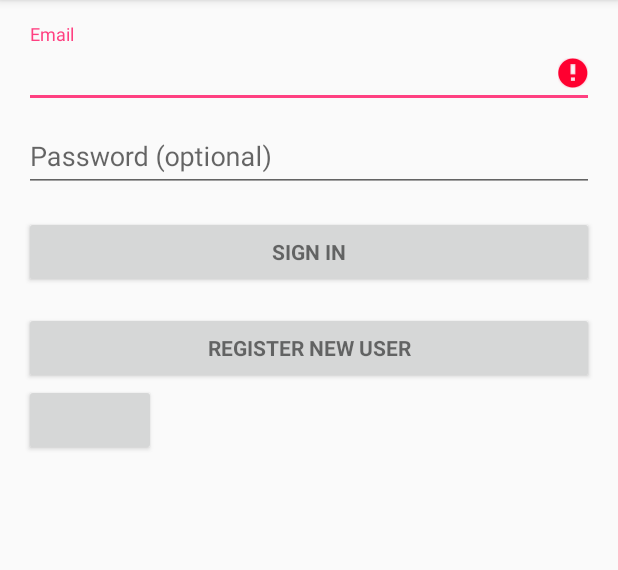
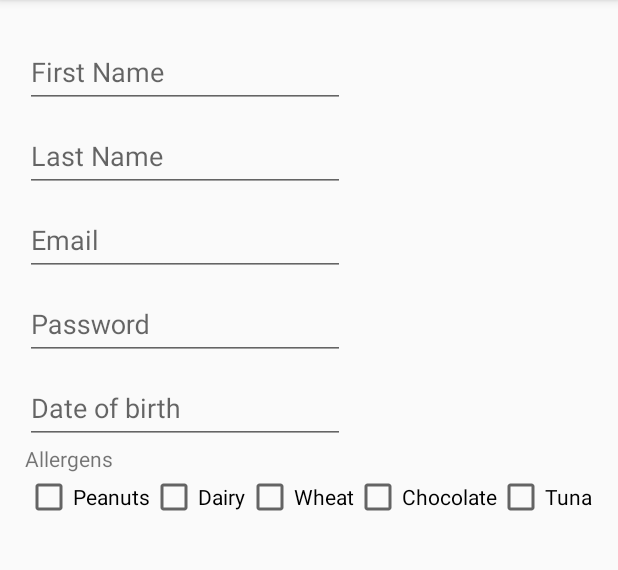
Before and after one commit to IulianIancu/HungryHungry, an Android app: the screen it shows after launch (LoginActivity), after a tap on "REGISTER NEW USER", on a phone screen of 412 x 824 dp, the part 84-654 px from its top. Run offline under Robolectric (Android 15) with nearby library versions, the phone set to English and light mode, and no system bars; our stand-ins replace ButterKnife; libraries missing offline, so code that uses them is left out: com.twitter.sdk, io.fabric.sdk; plain views replace TwitterLoginButton; 5 statements that could not run were skipped; 1 other tap on this screen came first.

Commit message:
Some UI additions

```diff
--- a/app/src/main/java/com/example/iancu/hungryhungry/LoginActivity.java
+++ b/app/src/main/java/com/example/iancu/hungryhungry/LoginActivity.java
@@ -3,6 +3,8 @@ package com.example.iancu.hungryhungry;
 import android.animation.Animator;
 import android.animation.AnimatorListenerAdapter;
 import android.annotation.TargetApi;
+import android.support.v4.app.Fragment;
+import android.app.FragmentTransaction;
 import android.content.Intent;
 import android.content.pm.PackageManager;
 import android.support.annotation.NonNull;
@@ -22,6 +24,7 @@ import android.provider.ContactsContract;
 import android.text.TextUtils;
 import android.util.Log;
 import android.view.KeyEvent;
+import android.view.LayoutInflater;
 import android.view.View;
 import android.view.View.OnClickListener;
 import android.view.inputmethod.EditorInfo;
@@ -29,6 +32,8 @@ import android.widget.ArrayAdapter;
 import android.widget.AutoCompleteTextView;
 import android.widget.Button;
 import android.widget.EditText;
+import android.widget.FrameLayout;
+import android.widget.ScrollView;
 import android.widget.TextView;
 import android.widget.Toast;
 
@@ -42,7 +47,9 @@ import com.twitter.sdk.android.core.identity.TwitterLoginButton;
 
 import butterknife.BindView;
 import butterknife.ButterKnife;
+import butterknife.OnClick;
 import io.fabric.sdk.android.Fabric;
+
 import java.util.ArrayList;
 import java.util.List;
 
@@ -91,6 +98,8 @@ public class LoginActivity extends AppCompatActivity implements LoaderCallbacks<
     Button mEmailSignInButton;
     @BindView(R.id.registration_button)
     Button mRegistrationButton;
+    @BindView(R.id.Login_content)
+    FrameLayout content;
 
     @Override
     protected void onCreate(Bundle savedInstanceState) {
@@ -98,6 +107,7 @@ public class LoginActivity extends AppCompatActivity implements LoaderCallbacks<
         TwitterAuthConfig authConfig = new TwitterAuthConfig(TWITTER_KEY, TWITTER_SECRET);
         Fabric.with(this, new Twitter(authConfig));
         setContentView(R.layout.activity_login);
+
         ButterKnife.bind(this);
         // Set up the login form.
 //        mEmailView = (AutoCompleteTextView) findViewById(R.id.email);
@@ -122,12 +132,7 @@ public class LoginActivity extends AppCompatActivity implements LoaderCallbacks<
                 attemptLogin();
             }
         });
-        mRegistrationButton.setOnClickListener(new OnClickListener() {
-            @Override
-            public void onClick(View v) {
-                showRegistration();
-            }
-        });
+
 
 //        mLoginFormView = findViewById(R.id.login_form);
 //        mProgressView = findViewById(R.id.login_progress);
@@ -145,6 +150,7 @@ public class LoginActivity extends AppCompatActivity implements LoaderCallbacks<
                 String msg = "@" + session.getUserName() + " logged in! (#" + session.getUserId() + ")";
                 Toast.makeText(getApplicationContext(), msg, Toast.LENGTH_LONG).show();
             }
+
             @Override
             public void failure(TwitterException exception) {
                 Log.d("TwitterKit", "Login with Twitter failure", exception);
@@ -152,12 +158,36 @@ public class LoginActivity extends AppCompatActivity implements LoaderCallbacks<
         });
 
     }
+
     /**
      * Replaces the Login Screen with the Registration screen
-     *
+     */
+    @OnClick(R.id.registration_button)
+    void showRegistration() {
+        try {
+            Registration_Form frag = new Registration_Form();
+            android.support.v4.app.FragmentTransaction ft = getSupportFragmentManager().beginTransaction();
+            ft.replace(R.id.Login_content, frag);
+            ft.setTransition(android.support.v4.app.FragmentTransaction.TRANSIT_FRAGMENT_OPEN);
+            ft.addToBackStack(null);
+            ft.commit();
+            mLoginFormView.setVisibility(View.GONE);
+
+
+        } catch (Exception e) {
+            Log.e("ERROR", e.toString());
+            e.printStackTrace();
+        }
+
+
+    }
+    /**
+     * This makes things go back to how they were before the new user button was clicked
      * */
-    private void showRegistration() {
-
+    @Override
+    public void onBackPressed() {
+        if(mLoginFormView.getVisibility()==View.GONE) mLoginFormView.setVisibility(View.VISIBLE);
+        super.onBackPressed();
     }
 
     private void populateAutoComplete() {
@@ -355,9 +385,10 @@ public class LoginActivity extends AppCompatActivity implements LoaderCallbacks<
         int ADDRESS = 0;
         int IS_PRIMARY = 1;
     }
-/*
-* Call Twitter
-* */
+
+    /*
+    * Call Twitter
+    * */
     @Override
     protected void onActivityResult(int requestCode, int resultCode, Intent data) {
         super.onActivityResult(requestCode, resultCode, data);
@@ -410,7 +441,7 @@ public class LoginActivity extends AppCompatActivity implements LoaderCallbacks<
             showProgress(false);
 
             if (success) {
-                Intent I =new Intent(LoginActivity.this,MainActivity.class);
+                Intent I = new Intent(LoginActivity.this, MainActivity.class);
                 startActivity(I);
                 finish();
 
--- /dev/null
+++ b/app/src/main/java/com/example/iancu/hungryhungry/Registration_Form.java
@@ -0,0 +1,60 @@
+package com.example.iancu.hungryhungry;
+
+
+import android.os.Bundle;
+import android.support.v4.app.Fragment;
+import android.view.LayoutInflater;
+import android.view.View;
+import android.view.ViewGroup;
+import android.widget.CheckBox;
+import android.widget.EditText;
+
+import butterknife.BindView;
+import butterknife.ButterKnife;
+
+
+/**
+ * A simple {@link Fragment} subclass.
+ * create an instance of this fragment.
+ */
+public class Registration_Form extends Fragment {
+    @BindView(R.id.first_name)
+    EditText firstName;
+    @BindView(R.id.last_name)
+    EditText lastName;
+    @BindView(R.id.email)
+    EditText emial;
+    @BindView(R.id.password)
+    EditText password;
+    @BindView(R.id.date_of_birth)
+    EditText dateOB;
+    @BindView(R.id.allergens_chocolate)
+    CheckBox chocolate;
+    @BindView(R.id.allergens_dairy)
+    CheckBox dairy;
+    @BindView(R.id.allergens_peanuts)
+    CheckBox peanuts;
+    @BindView(R.id.allergens_tuna)
+    CheckBox tuna;
+    @BindView(R.id.allergens_wheat)
+    CheckBox wheat;
+
+
+
+    public Registration_Form() {
+        // Required empty public constructor
+    }
+
+
+    @Override
+    public View onCreateView(LayoutInflater inflater, ViewGroup container,
+                             Bundle savedInstanceState) {
+        View v= inflater.inflate(R.layout.fragment_registration__form, container, false);
+        ButterKnife.bind(this,v);
+
+        return v;
+    }
+
+
+
+}
--- a/app/src/main/res/layout/activity_login.xml
+++ b/app/src/main/res/layout/activity_login.xml
@@ -9,6 +9,10 @@
     android:paddingRight="@dimen/activity_horizontal_margin"
     android:paddingTop="@dimen/activity_vertical_margin"
     tools:context="com.example.iancu.hungryhungry.LoginActivity">
+    <FrameLayout
+        android:id="@+id/Login_content"
+        android:layout_width="wrap_content"
+        android:layout_height="wrap_content" />
 
     <!-- Login progress -->
     <ProgressBar
@@ -19,16 +23,19 @@
         android:layout_marginBottom="8dp"
         android:visibility="gone" />
 
+
     <ScrollView
         android:id="@+id/login_form"
         android:layout_width="match_parent"
         android:layout_height="match_parent">
+
 
         <LinearLayout
             android:id="@+id/email_login_form"
             android:layout_width="match_parent"
             android:layout_height="wrap_content"
             android:orientation="vertical">
+
 
             <android.support.design.widget.TextInputLayout
                 android:layout_width="match_parent"
@@ -71,6 +78,7 @@
                 android:layout_marginTop="16dp"
                 android:text="Sign in"
                 android:textStyle="bold" />
+
             <Button
                 android:id="@+id/registration_button"
                 style="?android:textAppearanceSmall"
@@ -79,13 +87,16 @@
                 android:layout_marginTop="16dp"
                 android:text="Register new User"
                 android:textStyle="bold" />
+
             <com.twitter.sdk.android.core.identity.TwitterLoginButton
                 android:id="@+id/twitter_login_button"
                 android:layout_width="wrap_content"
                 android:layout_height="wrap_content"
-                android:layout_centerInParent="true"/>
+                android:layout_centerInParent="true" />
 
 
         </LinearLayout>
+
     </ScrollView>
+
 </LinearLayout>
--- /dev/null
+++ b/app/src/main/res/layout/fragment_registration__form.xml
@@ -0,0 +1,116 @@
+<FrameLayout xmlns:android="http://schemas.android.com/apk/res/android"
+    xmlns:tools="http://schemas.android.com/tools"
+    android:layout_width="match_parent"
+    android:layout_height="match_parent"
+    tools:context="com.example.iancu.hungryhungry.Registration_Form">
+
+    <ScrollView
+        android:layout_width="match_parent"
+        android:layout_height="match_parent">
+
+        <LinearLayout
+            android:layout_width="match_parent"
+            android:layout_height="wrap_content"
+            android:orientation="vertical">
+
+            <android.support.design.widget.TextInputLayout
+                android:layout_width="wrap_content"
+                android:layout_height="wrap_content">
+
+                <EditText
+                    android:id="@+id/first_name"
+                    android:layout_width="wrap_content"
+                    android:layout_height="wrap_content"
+                    android:ems="10"
+                    android:hint="First Name"
+                    android:inputType="textPersonName" />
+            </android.support.design.widget.TextInputLayout>
+            <android.support.design.widget.TextInputLayout
+                android:layout_width="wrap_content"
+                android:layout_height="wrap_content">
+
+                <EditText
+                    android:id="@+id/last_name"
+                    android:layout_width="wrap_content"
+                    android:layout_height="wrap_content"
+                    android:ems="10"
+                    android:hint="Last Name"
+                    android:inputType="textPersonName" />
+            </android.support.design.widget.TextInputLayout>
+            <android.support.design.widget.TextInputLayout
+                android:layout_width="wrap_content"
+                android:layout_height="wrap_content">
+
+                <EditText
+                    android:id="@+id/email"
+                    android:layout_width="wrap_content"
+                    android:layout_height="wrap_content"
+                    android:ems="10"
+                    android:hint="Email"
+                    android:inputType="textEmailAddress" />
+            </android.support.design.widget.TextInputLayout>
+            <android.support.design.widget.TextInputLayout
+                android:layout_width="wrap_content"
+                android:layout_height="wrap_content">
+
+                <EditText
+                    android:id="@+id/password"
+                    android:layout_width="wrap_content"
+                    android:layout_height="wrap_content"
+                    android:ems="10"
+                    android:hint="Password"
+                    android:inputType="textPassword" />
+            </android.support.design.widget.TextInputLayout>
+            <android.support.design.widget.TextInputLayout
+                android:layout_width="wrap_content"
+                android:layout_height="wrap_content">
+
+                <EditText
+                    android:id="@+id/date_of_birth"
+                    android:layout_width="wrap_content"
+                    android:layout_height="wrap_content"
+                    android:ems="10"
+                    android:hint="Date of birth"
+                    android:inputType="date" />
+            </android.support.design.widget.TextInputLayout>
+            <TextView
+                android:layout_width="wrap_content"
+                android:layout_height="wrap_content"
+                android:text="Allergens"/>
+            <LinearLayout
+                android:layout_width="wrap_content"
+                android:layout_height="wrap_content"
+                android:orientation="horizontal">
+                <CheckBox
+                    android:id="@+id/allergens_peanuts"
+                    android:layout_width="wrap_content"
+                    android:layout_height="wrap_content"
+                    android:text="Peanuts"/>
+                <CheckBox
+                    android:id="@+id/allergens_dairy"
+                    android:layout_width="wrap_content"
+                    android:layout_height="wrap_content"
+                    android:text="Dairy"/>
+                <CheckBox
+                    android:id="@+id/allergens_wheat"
+                    android:layout_width="wrap_content"
+                    android:layout_height="wrap_content"
+                    android:text="Wheat"/>
+                <CheckBox
+                    android:id="@+id/allergens_chocolate"
+                    android:layout_width="wrap_content"
+                    android:layout_height="wrap_content"
+                    android:text="Chocolate"/>
+                <CheckBox
+                    android:id="@+id/allergens_tuna"
+                    android:layout_width="wrap_content"
+                    android:layout_height="wrap_content"
+                    android:text="Tuna"/>
+
+            </LinearLayout>
+
+        </LinearLayout>
+    </ScrollView>
+
+
+</FrameLayout>
--- a/app/src/main/res/values/strings.xml
+++ b/app/src/main/res/values/strings.xml
@@ -19,4 +19,7 @@
     <string name="navigation_drawer_close">Close navigation drawer</string>
 
     <string name="action_settings">Settings</string>
+
+    <!-- TODO: Remove or change this placeholder text -->
+    <string name="hello_blank_fragment">Hello blank fragment</string>
 </resources>
```
Also changed, not shown: app/build.gradle (+7 -4 lines).
